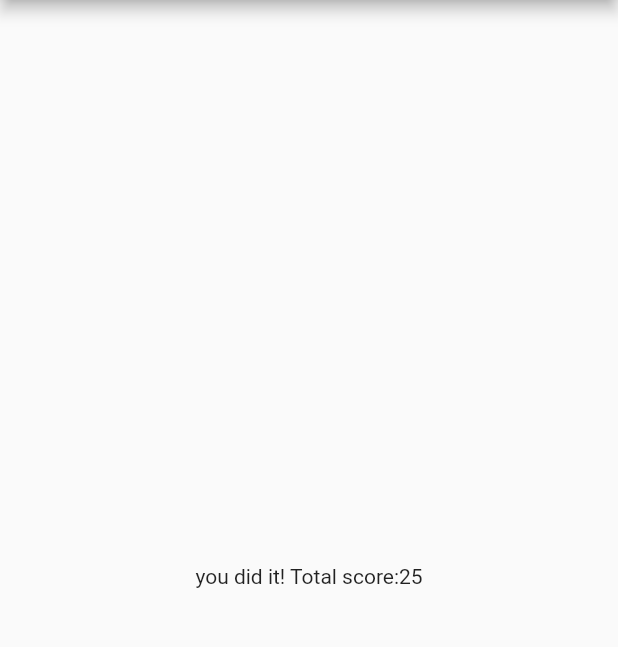
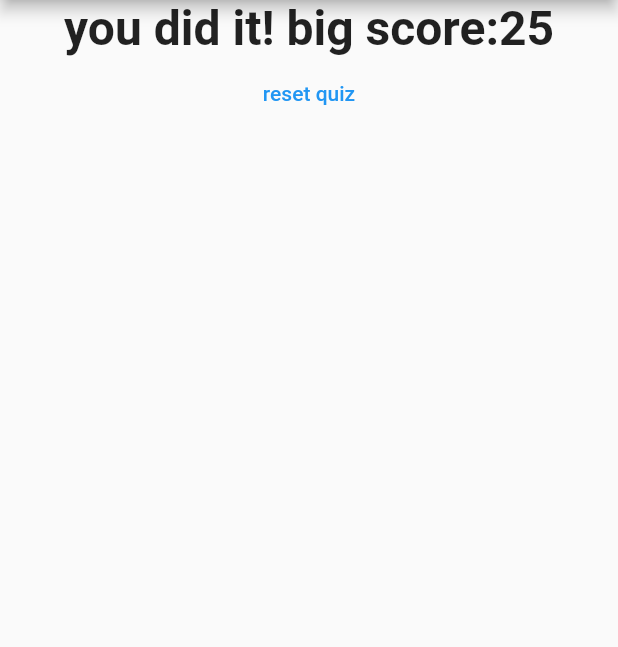
Before and after one commit to Dast1Woop/Flutter-Dart---The-Complete-Guide, a Flutter app: the screen it shows after launch, after a tap on "red", after a tap on "平凡的世界", on a phone screen of 412 x 824 dp, the part 84-731 px from its top. Run offline on Flutter 3.47's test engine with Material 2 defaults, Android fonts, the phone set to English and light mode, and no system bars.

Commit message:
reset quiz btn added

```diff
--- a/flutter_complete_guide_fighting/lib/main.dart
+++ b/flutter_complete_guide_fighting/lib/main.dart
@@ -50,6 +50,13 @@ class _MyAppState extends State<MyApp> {
   var _questionIndex = 0;
   var _totalScore = 0;
 
+  void _resetQuiz() {
+    setState(() {
+      _questionIndex = 0;
+      _totalScore = 0;
+    });
+  }
+
   @override
   Widget build(BuildContext context) {
     return MaterialApp(
@@ -74,7 +81,7 @@ class _MyAppState extends State<MyApp> {
                       questionIndex: _questionIndex,
                       answerQuestion: _answerQuestion,
                     )
-                  : Result(_totalScore),
+                  : Result(_totalScore, _resetQuiz),
         ),
       ),
     );
--- a/flutter_complete_guide_fighting/lib/result.dart
+++ b/flutter_complete_guide_fighting/lib/result.dart
@@ -2,13 +2,41 @@ import 'package:flutter/material.dart';
 
 class Result extends StatelessWidget {
   // const Rlt({ Key? key }) : super(key: key);
-  final score;
-  Result(this.score);
+  final int score;
+  final VoidCallback resetQuizHandler;
+
+  Result(this.score, this.resetQuizHandler);
+
+  String get content {
+    String text;
+    if (score < 16) {
+      text = "you did it! small score:$score";
+    } else {
+      text = "you did it! big score:$score";
+    }
+    return text;
+  }
 
   @override
   Widget build(BuildContext context) {
     return Center(
-      child: Text("you did it! Total score:$score"),
+      child: Column(
+        children: [
+          Text(
+            content,
+            style: TextStyle(
+              fontSize: 32,
+              fontWeight: FontWeight.bold,
+            ),
+            textAlign: TextAlign.center,
+          ),
+          FlatButton(
+            child: Text("reset quiz"),
+            onPressed: resetQuizHandler,
+            textColor: Colors.blue,
+          )
+        ],
+      ),
     );
   }
 }
```
